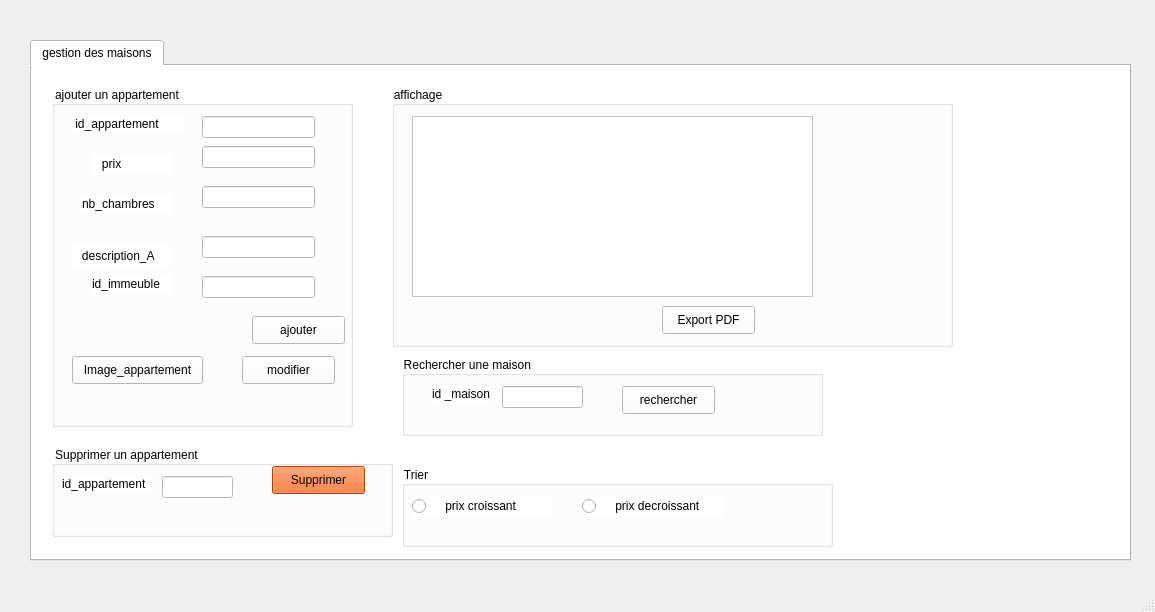
Qt form mainwindow.ui (MaramBr/Smart-Real-Estate-2A9) before a commit.
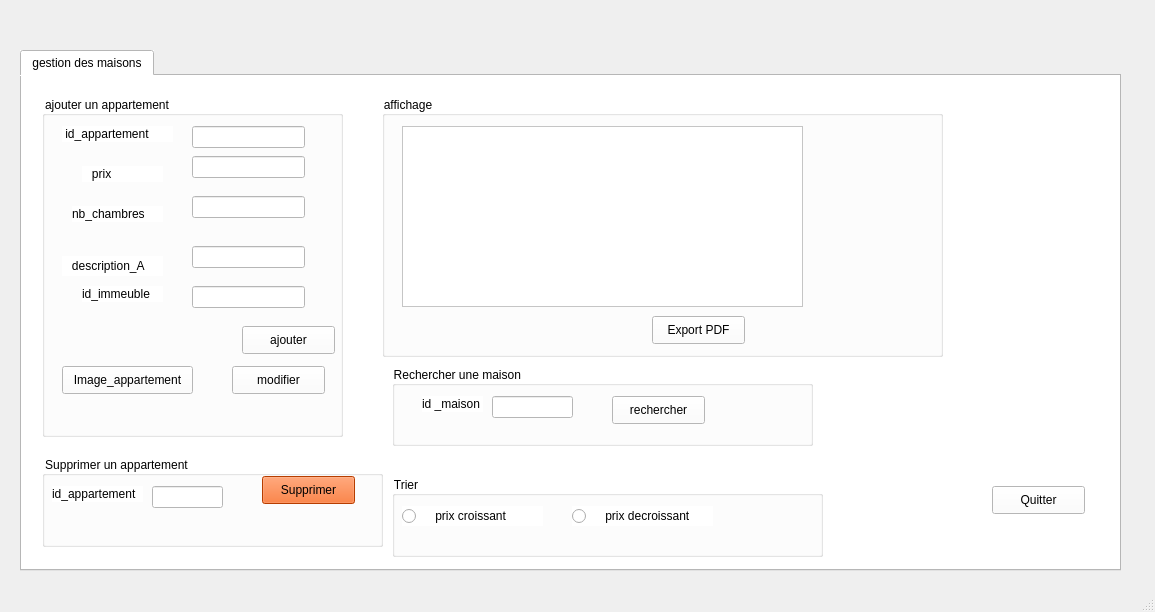
The same form after that commit.

The edit to the form file:
```diff
--- a/mainwindow.ui
+++ b/mainwindow.ui
@@ -17,8 +17,8 @@
    <widget class="QTabWidget" name="tabWidget">
     <property name="geometry">
      <rect>
-      <x>30</x>
-      <y>40</y>
+      <x>20</x>
+      <y>50</y>
       <width>1101</width>
       <height>521</height>
      </rect>
@@ -413,6 +413,19 @@
        </property>
       </widget>
      </widget>
+     <widget class="QPushButton" name="quitter">
+      <property name="geometry">
+       <rect>
+        <x>970</x>
+        <y>410</y>
+        <width>93</width>
+        <height>28</height>
+       </rect>
+      </property>
+      <property name="text">
+       <string>Quitter</string>
+      </property>
+     </widget>
     </widget>
    </widget>
   </widget>
```
Left out of the diff: 2 changed lines with no effect on the pictures.
